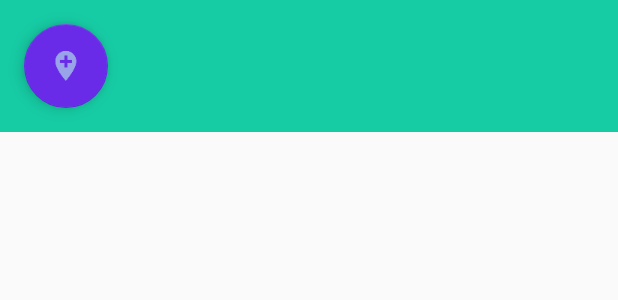
After one commit to troytheboy/goya, an Android app: the layout fragment_bottom_toolbar.xml on its own in the app's theme, with its tools: preview values and no code run, on a phone screen of 412 x 824 dp. The commit adds this screen. Shown: the top 300 px of the screen. Run offline under Robolectric (Android 15) with nearby library versions, the light colour scheme and no system bars.

Commit message:
working fragments

```diff
--- a/Goya/app/build.gradle
+++ b/Goya/app/build.gradle
@@ -48,4 +48,5 @@ dependencies {
 
 
 
+
 apply plugin: 'com.google.gms.google-services'
--- /dev/null
+++ b/Goya/app/src/main/res/layout/fragment_bottom_toolbar.xml
@@ -0,0 +1,28 @@
+<FrameLayout xmlns:android="http://schemas.android.com/apk/res/android"
+    xmlns:tools="http://schemas.android.com/tools"
+    android:layout_width="match_parent"
+    android:layout_height="match_parent"
+    tools:context="com.example.chowi.goya.BottomToolbarFragment">
+
+    <!-- TODO: Update blank fragment layout -->
+
+    <LinearLayout
+        android:layout_width="match_parent"
+        android:layout_height="wrap_content"
+        android:background="@color/colorPrimary">
+
+
+        <android.support.design.widget.FloatingActionButton
+            android:id="@+id/fab_add"
+            android:layout_width="wrap_content"
+            android:layout_height="wrap_content"
+            android:layout_gravity="center"
+            android:layout_margin="@dimen/fab_margin"
+            android:tint="#B8F4EA"
+            android:src="@drawable/ic_add_location" />
+
+
+    </LinearLayout>
+
+
+</FrameLayout>
```
Also changed, not shown: Goya/app/src/main/java/com/example/chowi/goya/BottomToolbarFragment.java (added, +78 -0 lines), Goya/app/src/main/java/com/example/chowi/goya/MapsActivity.java (+15 -2 lines), Goya/app/src/main/res/layout/activity_maps.xml (+0 -9 lines).
